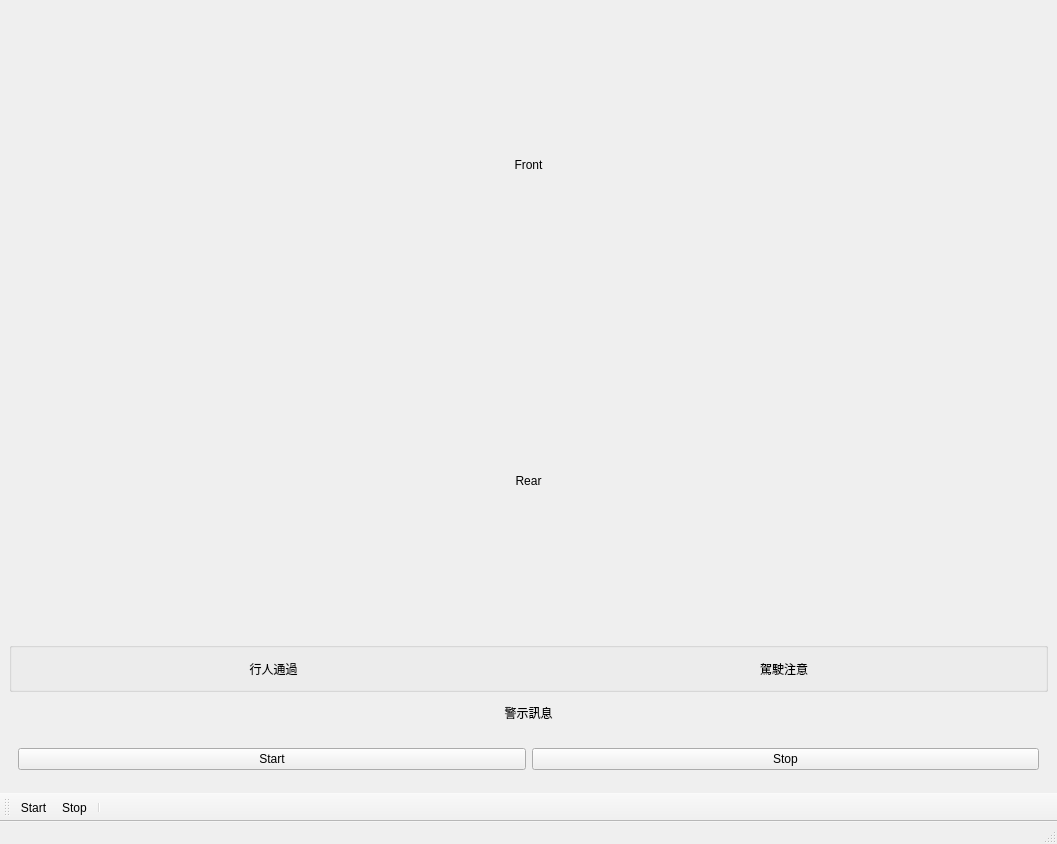
This is ui/qtcart.ui in Marco-ardu/DetectScraw as Qt 5 draws it before an edit. The edited form follows.
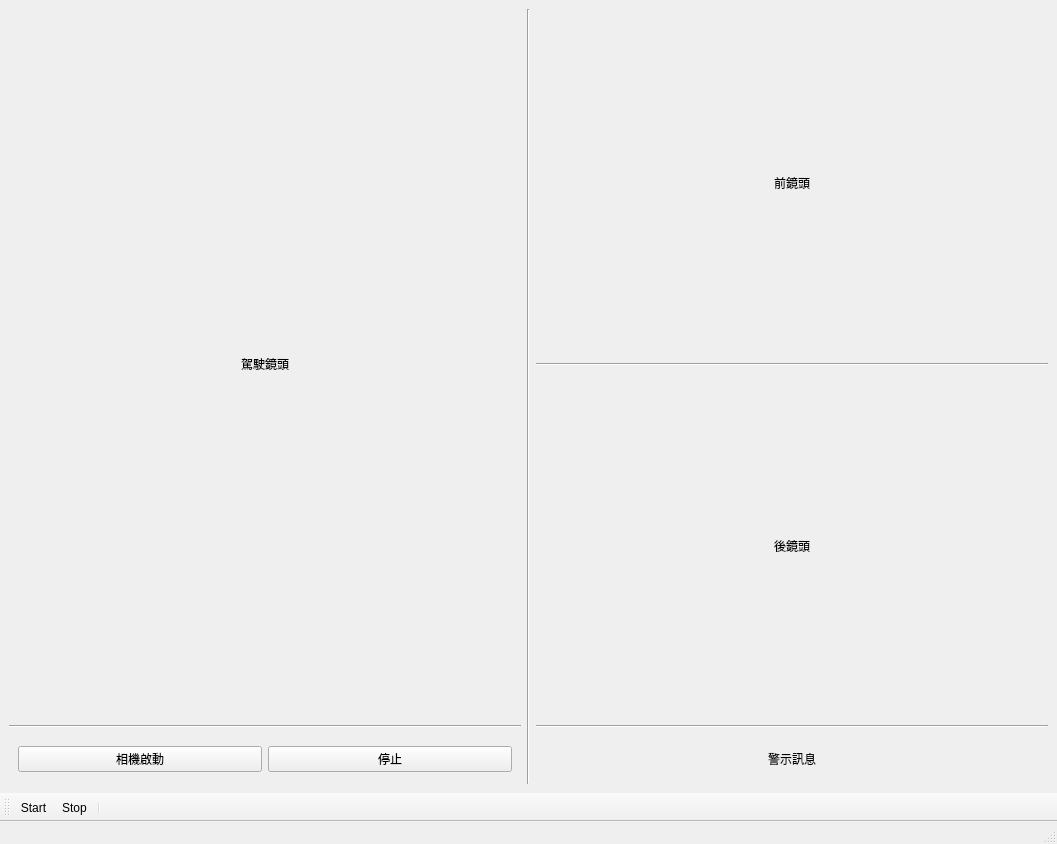
This is the edited form. Icons and pictures are not drawn.

Commit message: 重新排版，改為三相機排版 調整畫面顯示為互動式大小調整

Diff of the .ui file:
```diff
--- a/ui/qtcart.ui
+++ b/ui/qtcart.ui
@@ -16,6 +16,57 @@
   <widget class="QWidget" name="centralwidget">
    <layout class="QGridLayout" name="gridLayout">
     <item row="0" column="0">
+     <layout class="QHBoxLayout" name="horizontalLayout_2">
+      <item>
+       <layout class="QVBoxLayout" name="verticalLayout_2">
+        <item>
+         <widget class="QLabel" name="LabelDriver">
+          <property name="text">
+           <string>駕駛鏡頭</string>
+          </property>
+          <property name="alignment">
+           <set>Qt::AlignCenter</set>
+          </property>
+         </widget>
+        </item>
+        <item>
+         <widget class="Line" name="line_3">
+          <property name="orientation">
+           <enum>Qt::Horizontal</enum>
+          </property>
+         </widget>
+        </item>
+        <item>
+         <widget class="QWidget" name="horizontalWidget" native="true">
+          <property name="maximumSize">
+           <size>
+            <width>16777215</width>
+            <height>50</height>
+           </size>
+          </property>
+          <layout class="QHBoxLayout" name="horizontalLayout">
+           <item>
+            <widget class="QPushButton" name="btnStart">
+             <property name="text">
+              <string>相機啟動</string>
+             </property>
+            </widget>
+           </item>
+           <item>
+            <widget class="QPushButton" name="btnStop">
+             <property name="text">
+              <string>停止</string>
+             </property>
+            </widget>
+           </item>
+          </layout>
+         </widget>
+        </item>
+       </layout>
+      </item>
+     </layout>
+    </item>
+    <item row="0" column="2">
      <layout class="QVBoxLayout" name="verticalLayout">
       <item>
        <widget class="QLabel" name="LabelFront">
@@ -26,17 +77,24 @@
          </sizepolicy>
         </property>
         <property name="text">
-         <string>Front</string>
+         <string>前鏡頭</string>
         </property>
         <property name="alignment">
          <set>Qt::AlignCenter</set>
         </property>
        </widget>
       </item>
+      <item>
+       <widget class="Line" name="line">
+        <property name="orientation">
+         <enum>Qt::Horizontal</enum>
+        </property>
+       </widget>
+      </item>
       <item>
        <widget class="QLabel" name="LabelRear">
         <property name="text">
-         <string>Rear</string>
+         <string>後鏡頭</string>
         </property>
         <property name="alignment">
          <set>Qt::AlignCenter</set>
@@ -44,35 +102,10 @@
        </widget>
       </item>
       <item>
-       <widget class="QGroupBox" name="horizontalGroupBox">
-        <property name="maximumSize">
-         <size>
-          <width>16777215</width>
-          <height>50</height>
-         </size>
+       <widget class="Line" name="line_2">
+        <property name="orientation">
+         <enum>Qt::Horizontal</enum>
         </property>
-        <layout class="QHBoxLayout" name="horizontalLayout_2">
-         <item>
-          <widget class="QLabel" name="LabelPedestrian">
-           <property name="text">
-            <string>行人通過</string>
-           </property>
-           <property name="alignment">
-            <set>Qt::AlignCenter</set>
-           </property>
-          </widget>
-         </item>
-         <item>
-          <widget class="QLabel" name="LabelDriver">
-           <property name="text">
-            <string>駕駛注意</string>
-           </property>
-           <property name="alignment">
-            <set>Qt::AlignCenter</set>
-           </property>
-          </widget>
-         </item>
-        </layout>
        </widget>
       </item>
       <item>
@@ -80,7 +113,7 @@
         <property name="maximumSize">
          <size>
           <width>16777215</width>
-          <height>30</height>
+          <height>50</height>
          </size>
         </property>
         <property name="text">
@@ -91,34 +124,15 @@
         </property>
        </widget>
       </item>
-      <item>
-       <widget class="QWidget" name="horizontalWidget" native="true">
-        <property name="maximumSize">
-         <size>
-          <width>16777215</width>
-          <height>50</height>
-         </size>
-        </property>
-        <layout class="QHBoxLayout" name="horizontalLayout">
-         <item>
-          <widget class="QPushButton" name="btnStart">
-           <property name="text">
-            <string>Start</string>
-           </property>
-          </widget>
-         </item>
-         <item>
-          <widget class="QPushButton" name="btnStop">
-           <property name="text">
-            <string>Stop</string>
-           </property>
-          </widget>
-         </item>
-        </layout>
-       </widget>
-      </item>
      </layout>
     </item>
+    <item row="0" column="1">
+     <widget class="Line" name="line_4">
+      <property name="orientation">
+       <enum>Qt::Vertical</enum>
+      </property>
+     </widget>
+    </item>
    </layout>
   </widget>
   <widget class="QMenuBar" name="menubar">
```
Left out of the diff: 2 changed lines with no effect on the pictures. The commit also changes 10 other files.
